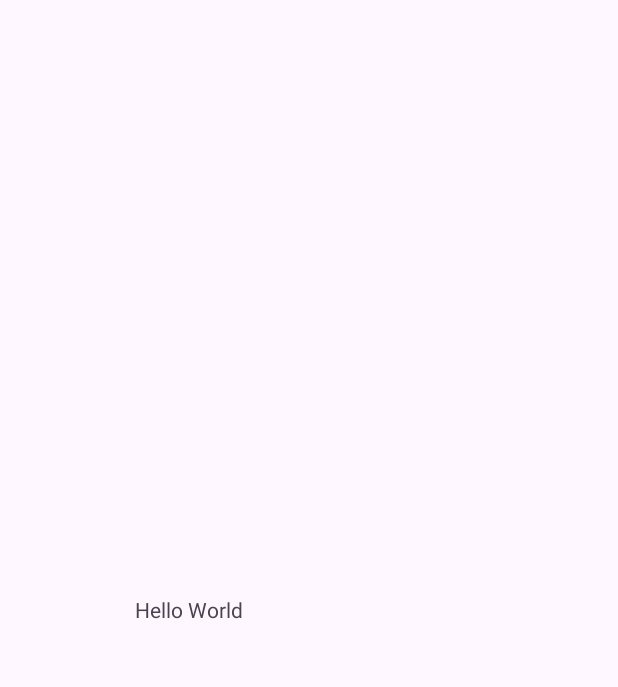
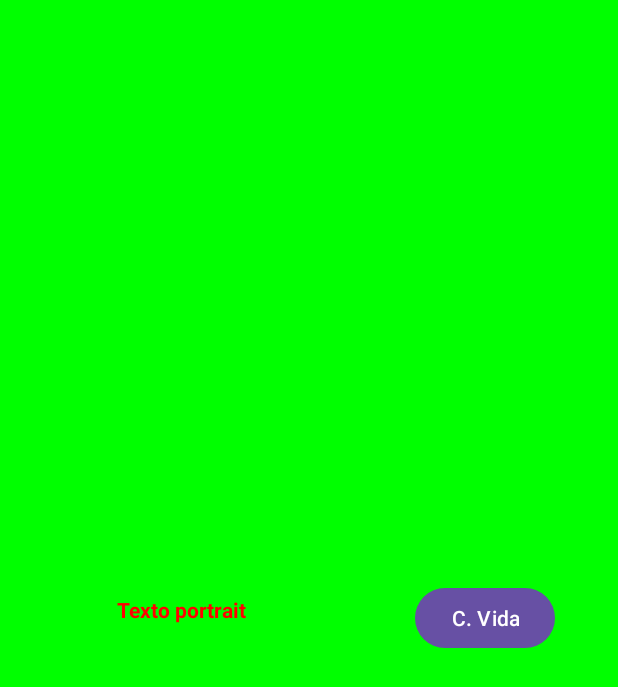
Before and after one commit to 2024-Moviles-CC-Gr1/2024A-CC-GR1-VARGAS-FERN-NDEZ-ANTHONY-YEAIRE, an Android app: the screen it shows after launch (MainActivity), on a phone screen of 412 x 824 dp. Before the commit the part shown is almost empty. Shown: the top 687 px of the screen. Run offline under Robolectric (Android 15) with nearby library versions, the phone set to English and light mode, and no system bars; 2 statements that could not run were skipped.

Commit message:
hasta funciones activity launched

```diff
--- a/Clase01_26Abril/app/src/main/AndroidManifest.xml
+++ b/Clase01_26Abril/app/src/main/AndroidManifest.xml
@@ -13,6 +13,9 @@
         android:theme="@style/Theme.2024ACCGR1VFAY"
         tools:targetApi="31">
         <activity
+            android:name=".ACicloVida"
+            android:exported="false" />
+        <activity
             android:name=".MainActivity"
             android:exported="true">
             <intent-filter>
--- a/Clase01_26Abril/app/src/main/res/layout/activity_main.xml
+++ b/Clase01_26Abril/app/src/main/res/layout/activity_main.xml
@@ -4,16 +4,33 @@
     xmlns:tools="http://schemas.android.com/tools"
     android:layout_width="match_parent"
     android:layout_height="match_parent"
+    android:background="@color/background"
     tools:context=".MainActivity">
 
     <TextView
+        android:id="@+id/textView"
         android:layout_width="232dp"
         android:layout_height="31dp"
+        android:background="@color/background"
         android:text="@string/saludo"
+        android:textAlignment="center"
+        android:textColor="@color/texto"
+        android:textStyle="bold"
         app:layout_constraintBottom_toBottomOf="parent"
         app:layout_constraintEnd_toEndOf="parent"
-        app:layout_constraintHorizontal_bias="0.5"
+        app:layout_constraintHorizontal_bias="0.027"
         app:layout_constraintStart_toStartOf="parent"
         app:layout_constraintTop_toTopOf="parent" />
 
+    <Button
+        android:id="@+id/btn_ciclo_vida"
+        android:layout_width="wrap_content"
+        android:layout_height="wrap_content"
+        android:layout_marginStart="40dp"
+        android:text="C. Vida"
+        app:layout_constraintBottom_toBottomOf="@+id/textView"
+        app:layout_constraintStart_toEndOf="@+id/textView"
+        app:layout_constraintTop_toTopOf="@+id/textView"
+        app:layout_constraintVertical_bias="0.529" />
+
 </androidx.constraintlayout.widget.ConstraintLayout>
--- a/Clase01_26Abril/app/src/main/res/values-es-land/colors.xml
+++ b/Clase01_26Abril/app/src/main/res/values-es-land/colors.xml
@@ -1,3 +1,5 @@
 <?xml version="1.0" encoding="utf-8"?>
 <resources>
+    <color name="texto">#800080</color>
+    <color name="background">#0000FF</color>
 </resources>
--- a/Clase01_26Abril/app/src/main/res/values-es-land/strings.xml
+++ b/Clase01_26Abril/app/src/main/res/values-es-land/strings.xml
@@ -1,3 +1,6 @@
 <?xml version="1.0" encoding="utf-8"?>
 <resources>
+    <string name="saludo">Texto landscape</string>
+    <color name="background">#0000FF</color>
+    <color name="texto">#800080</color>
 </resources>
--- a/Clase01_26Abril/app/src/main/res/values/colors.xml
+++ b/Clase01_26Abril/app/src/main/res/values/colors.xml
@@ -1,5 +1,5 @@
 <?xml version="1.0" encoding="utf-8"?>
 <resources>
-    <color name="black">#FF000000</color>
-    <color name="white">#FFFFFFFF</color>
+    <color name="texto">#FF0000</color>
+    <color name="background">#00FF00</color>
 </resources>
--- a/Clase01_26Abril/app/src/main/res/values/strings.xml
+++ b/Clase01_26Abril/app/src/main/res/values/strings.xml
@@ -1,4 +1,5 @@
 <resources>
-    <string name="app_name">2024ACCGR1VFAY</string>
-    <string name="saludo"> Hello World</string>
+    <string name="saludo"> Texto portrait</string>
+    <color name="background">#00FF00</color>
+    <color name="texto">#FF0000</color>
 </resources>
```
Also changed, not shown: Clase01_26Abril/app/src/main/java/com/example/a2024accgr1vfay/ACicloVida.kt (added, +45 -0 lines), Clase01_26Abril/app/src/main/java/com/example/a2024accgr1vfay/MainActivity.kt (+13 -0 lines), Clase01_26Abril/app/src/main/res/layout/activity_aciclo_vida.xml (added, +10 -0 lines), 2 other files.
